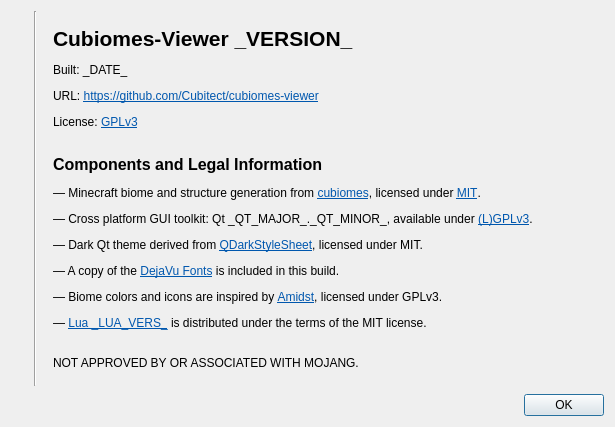
First picture: the form in src/aboutdialog.ui, repository Cubitect/cubiomes-viewer, before the edit.
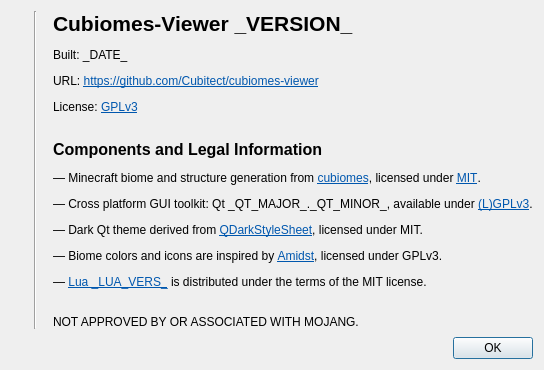
Second picture: the form after the edit. Icons and pictures are not drawn.

Commit message: Changes for v3.4 added headless search mode (#237) added user defined font selection added translatable biomes names added shortcut to copy active seed with CTRL+C and remapped copy-seed-list (#238) changed warning messages to work in headless mode changed zoom shortcuts to accept Qt defaults (#217) removed dejavu fonts

```diff
--- a/src/aboutdialog.ui
+++ b/src/aboutdialog.ui
@@ -2,14 +2,6 @@
 <ui version="4.0">
  <class>AboutDialog</class>
  <widget class="QDialog" name="AboutDialog">
-  <property name="geometry">
-   <rect>
-    <x>0</x>
-    <y>0</y>
-    <width>615</width>
-    <height>427</height>
-   </rect>
-  </property>
   <property name="windowTitle">
    <string>About</string>
   </property>
@@ -27,7 +19,7 @@
    <item row="0" column="2" rowspan="2">
     <widget class="QLabel" name="label">
      <property name="text">
-      <string>&lt;html&gt;&lt;head/&gt;&lt;body&gt;&lt;p&gt;&lt;span style=&quot; font-size:16pt; font-weight:600;&quot;&gt;Cubiomes-Viewer _VERSION_&lt;/span&gt;&lt;/p&gt;&lt;p&gt;Built: _DATE_&lt;/p&gt;&lt;p&gt;URL: &lt;a href=&quot;https://github.com/Cubitect/cubiomes-viewer&quot;&gt;&lt;span style=&quot; text-decoration: underline; color:#0057ae;&quot;&gt;https://github.com/Cubitect/cubiomes-viewer&lt;/span&gt;&lt;/a&gt;&lt;/p&gt;&lt;p&gt;License: &lt;a href=&quot;https://www.gnu.org/licenses/gpl-3.0.en.html&quot;&gt;&lt;span style=&quot; text-decoration: underline; color:#0057ae;&quot;&gt;GPLv3&lt;/span&gt;&lt;/a&gt;&lt;/p&gt;&lt;p&gt;&lt;br/&gt;&lt;span style=&quot; font-size:12pt; font-weight:600;&quot;&gt;Components and Legal Information&lt;/span&gt;&lt;/p&gt;&lt;p&gt;— Minecraft biome and structure generation from &lt;a href=&quot;https://github.com/Cubitect/cubiomes/&quot;&gt;&lt;span style=&quot; text-decoration: underline; color:#0057ae;&quot;&gt;cubiomes&lt;/span&gt;&lt;/a&gt;, licensed under &lt;a href=&quot;https://mit-license.org/&quot;&gt;&lt;span style=&quot; text-decoration: underline; color:#0057ae;&quot;&gt;MIT&lt;/span&gt;&lt;/a&gt;.&lt;/p&gt;&lt;p&gt;— Cross platform GUI toolkit: Qt _QT_MAJOR_._QT_MINOR_, available under &lt;a href=&quot;https://www.qt.io/licensing/&quot;&gt;&lt;span style=&quot; text-decoration: underline; color:#0057ae;&quot;&gt;(L)GPLv3&lt;/span&gt;&lt;/a&gt;.&lt;/p&gt;&lt;p&gt;— Dark Qt theme derived from &lt;a href=&quot;https://github.com/ColinDuquesnoy/QDarkStyleSheet&quot;&gt;&lt;span style=&quot; text-decoration: underline; color:#0057ae;&quot;&gt;QDarkStyleSheet&lt;/span&gt;&lt;/a&gt;, licensed under MIT.&lt;/p&gt;&lt;p&gt;— A copy of the &lt;a href=&quot;https://dejavu-fonts.github.io/License.html&quot;&gt;&lt;span style=&quot; text-decoration: underline; color:#0057ae;&quot;&gt;DejaVu Fonts&lt;/span&gt;&lt;/a&gt; is included in this build.&lt;/p&gt;&lt;p&gt;— Biome colors and icons are inspired by &lt;a href=&quot;https://github.com/toolbox4minecraft/amidst&quot;&gt;&lt;span style=&quot; text-decoration: underline; color:#0057ae;&quot;&gt;Amidst&lt;/span&gt;&lt;/a&gt;, licensed under GPLv3.&lt;/p&gt;&lt;p&gt;— &lt;a href=&quot;https://www.lua.org/license.html&quot;&gt;&lt;span style=&quot; text-decoration: underline; color:#0057ae;&quot;&gt;Lua _LUA_VERS_&lt;/span&gt;&lt;/a&gt; is distributed under the terms of the MIT license.&lt;br/&gt;&lt;/p&gt;&lt;p&gt;NOT APPROVED BY OR ASSOCIATED WITH MOJANG.&lt;/p&gt;&lt;/body&gt;&lt;/html&gt;</string>
+      <string>&lt;html&gt;&lt;head/&gt;&lt;body&gt;&lt;p&gt;&lt;span style=&quot; font-size:16pt; font-weight:600;&quot;&gt;Cubiomes-Viewer _VERSION_&lt;/span&gt;&lt;/p&gt;&lt;p&gt;Built: _DATE_&lt;/p&gt;&lt;p&gt;URL: &lt;a href=&quot;https://github.com/Cubitect/cubiomes-viewer&quot;&gt;&lt;span style=&quot; text-decoration: underline; color:#0057ae;&quot;&gt;https://github.com/Cubitect/cubiomes-viewer&lt;/span&gt;&lt;/a&gt;&lt;/p&gt;&lt;p&gt;License: &lt;a href=&quot;https://www.gnu.org/licenses/gpl-3.0.en.html&quot;&gt;&lt;span style=&quot; text-decoration: underline; color:#0057ae;&quot;&gt;GPLv3&lt;/span&gt;&lt;/a&gt;&lt;/p&gt;&lt;p&gt;&lt;br/&gt;&lt;span style=&quot; font-size:12pt; font-weight:600;&quot;&gt;Components and Legal Information&lt;/span&gt;&lt;/p&gt;&lt;p&gt;— Minecraft biome and structure generation from &lt;a href=&quot;https://github.com/Cubitect/cubiomes/&quot;&gt;&lt;span style=&quot; text-decoration: underline; color:#0057ae;&quot;&gt;cubiomes&lt;/span&gt;&lt;/a&gt;, licensed under &lt;a href=&quot;https://mit-license.org/&quot;&gt;&lt;span style=&quot; text-decoration: underline; color:#0057ae;&quot;&gt;MIT&lt;/span&gt;&lt;/a&gt;.&lt;/p&gt;&lt;p&gt;— Cross platform GUI toolkit: Qt _QT_MAJOR_._QT_MINOR_, available under &lt;a href=&quot;https://www.qt.io/licensing/&quot;&gt;&lt;span style=&quot; text-decoration: underline; color:#0057ae;&quot;&gt;(L)GPLv3&lt;/span&gt;&lt;/a&gt;.&lt;/p&gt;&lt;p&gt;— Dark Qt theme derived from &lt;a href=&quot;https://github.com/ColinDuquesnoy/QDarkStyleSheet&quot;&gt;&lt;span style=&quot; text-decoration: underline; color:#0057ae;&quot;&gt;QDarkStyleSheet&lt;/span&gt;&lt;/a&gt;, licensed under MIT.&lt;/p&gt;&lt;p&gt;— Biome colors and icons are inspired by &lt;a href=&quot;https://github.com/toolbox4minecraft/amidst&quot;&gt;&lt;span style=&quot; text-decoration: underline; color:#0057ae;&quot;&gt;Amidst&lt;/span&gt;&lt;/a&gt;, licensed under GPLv3.&lt;/p&gt;&lt;p&gt;— &lt;a href=&quot;https://www.lua.org/license.html&quot;&gt;&lt;span style=&quot; text-decoration: underline; color:#0057ae;&quot;&gt;Lua _LUA_VERS_&lt;/span&gt;&lt;/a&gt; is distributed under the terms of the MIT license.&lt;br/&gt;&lt;/p&gt;&lt;p&gt;NOT APPROVED BY OR ASSOCIATED WITH MOJANG.&lt;/p&gt;&lt;/body&gt;&lt;/html&gt;</string>
      </property>
      <property name="openExternalLinks">
       <bool>true</bool>
```
The commit also changes 54 other files.
